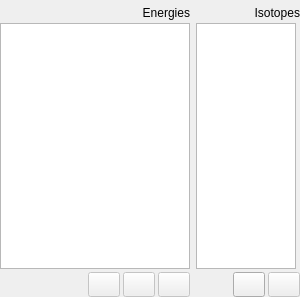
Above: source/gui/analysis/widget_isotopes.ui from martukas/daquiri-qpx before the change. Below: the same form after it.
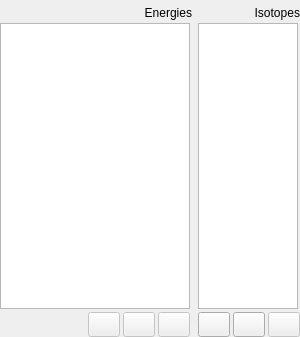
That is the form after the change. Icons and pictures are not drawn.

Diff of the .ui file:
```diff
--- a/source/gui/analysis/widget_isotopes.ui
+++ b/source/gui/analysis/widget_isotopes.ui
@@ -7,7 +7,7 @@
     <x>0</x>
     <y>0</y>
     <width>300</width>
-    <height>297</height>
+    <height>337</height>
    </rect>
   </property>
   <property name="sizePolicy">
@@ -363,20 +363,42 @@
          <number>0</number>
         </property>
         <item>
-         <spacer name="spacer2">
-          <property name="orientation">
-           <enum>Qt::Horizontal</enum>
+         <widget class="QPushButton" name="pushImport">
+          <property name="sizePolicy">
+           <sizepolicy hsizetype="Preferred" vsizetype="Fixed">
+            <horstretch>0</horstretch>
+            <verstretch>0</verstretch>
+           </sizepolicy>
           </property>
-          <property name="sizeType">
-           <enum>QSizePolicy::Preferred</enum>
+          <property name="minimumSize">
+           <size>
+            <width>32</width>
+            <height>25</height>
+           </size>
           </property>
-          <property name="sizeHint" stdset="0">
+          <property name="maximumSize">
            <size>
-            <width>75</width>
-            <height>20</height>
+            <width>32</width>
+            <height>25</height>
            </size>
           </property>
-         </spacer>
+          <property name="toolTip">
+           <string>Import</string>
+          </property>
+          <property name="text">
+           <string/>
+          </property>
+          <property name="icon">
+           <iconset resource="../resources/daquiri.qrc">
+            <normaloff>:/icons/oxy/16/document_open_folder.png</normaloff>:/icons/oxy/16/document_open_folder.png</iconset>
+          </property>
+          <property name="iconSize">
+           <size>
+            <width>16</width>
+            <height>16</height>
+           </size>
+          </property>
+         </widget>
         </item>
         <item>
          <widget class="QPushButton" name="pushAddIsotope">
```
Left out of the diff: 12 changed lines with no effect on the pictures.
